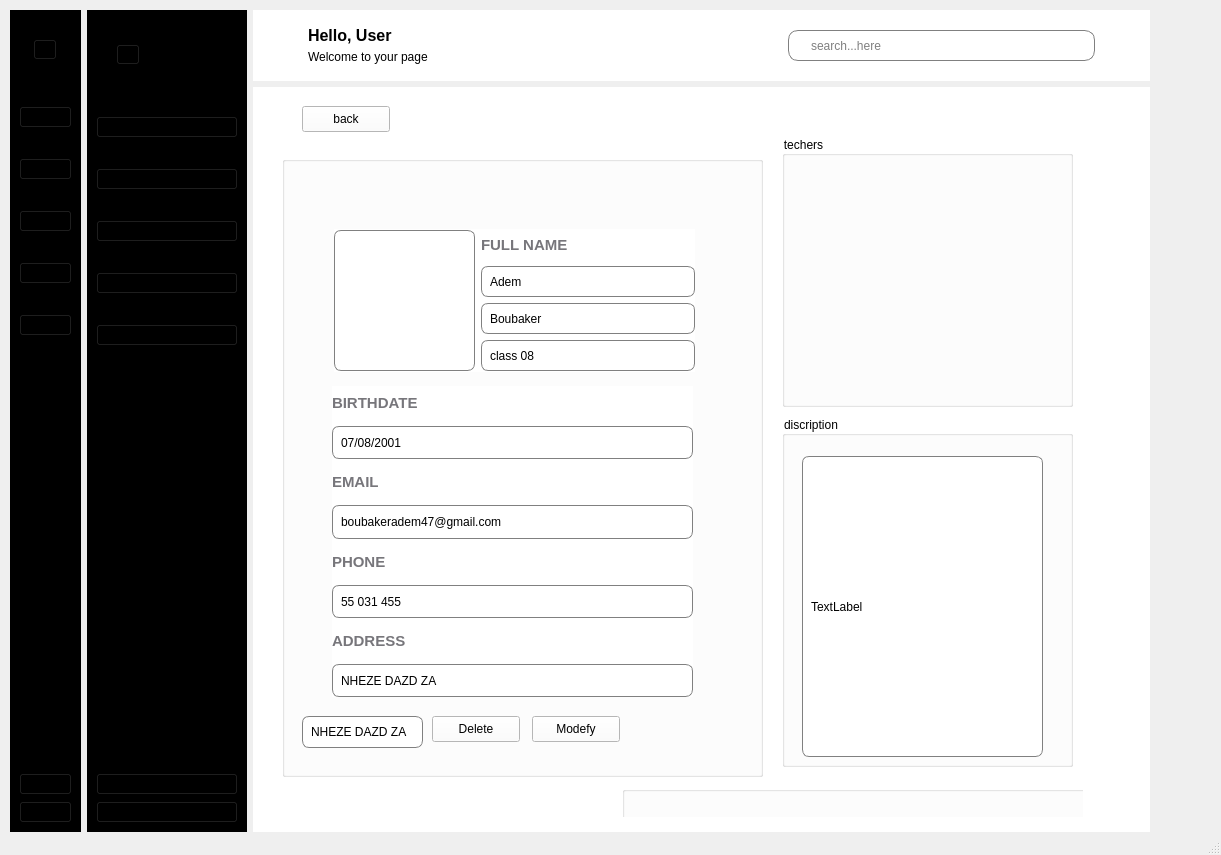
KasperJack/School-Management-System, file School_System/ui/indexSU.ui: the form before one commit.
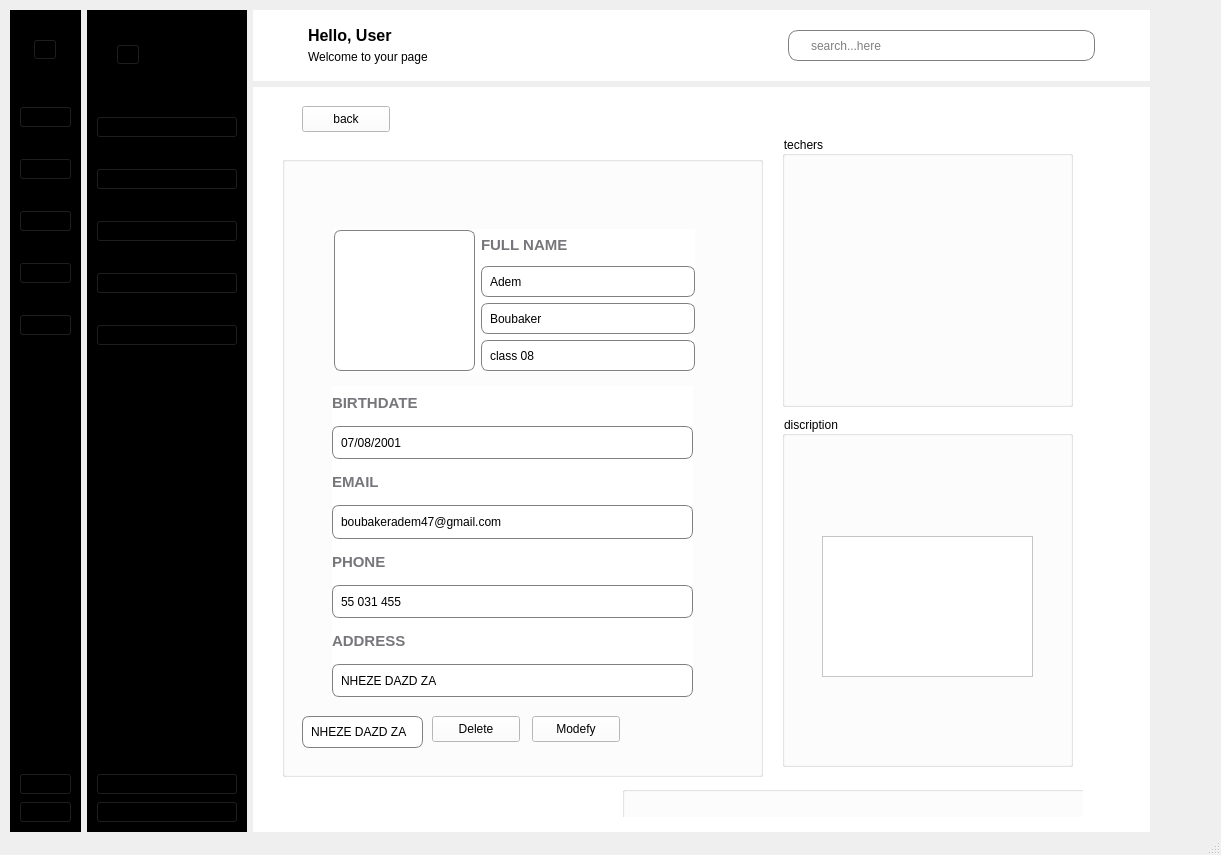
The form after the commit. Icons and pictures are not drawn.

Patch:
```diff
--- a/School_System/ui/indexSU.ui
+++ b/School_System/ui/indexSU.ui
@@ -2433,22 +2433,24 @@
             <property name="title">
              <string>discription</string>
             </property>
-            <widget class="QLabel" name="s_additional_info">
+            <widget class="QTextEdit" name="s_additional_info">
              <property name="geometry">
               <rect>
-               <x>20</x>
-               <y>40</y>
-               <width>241</width>
-               <height>301</height>
+               <x>40</x>
+               <y>120</y>
+               <width>211</width>
+               <height>141</height>
               </rect>
              </property>
-             <property name="styleSheet">
-              <string notr="true">padding-left:5px;
-border: 1px solid gray;
-border-radius: 7px;</string>
-             </property>
-             <property name="text">
-              <string>TextLabel</string>
+             <property name="html">
+              <string>&lt;!DOCTYPE HTML PUBLIC &quot;-//W3C//DTD HTML 4.0//EN&quot; &quot;http://www.w3.org/TR/REC-html40/strict.dtd&quot;&gt;
+&lt;html&gt;&lt;head&gt;&lt;meta name=&quot;qrichtext&quot; content=&quot;1&quot; /&gt;&lt;meta charset=&quot;utf-8&quot; /&gt;&lt;style type=&quot;text/css&quot;&gt;
+p, li { white-space: pre-wrap; }
+hr { height: 1px; border-width: 0; }
+li.unchecked::marker { content: &quot;\2610&quot;; }
+li.checked::marker { content: &quot;\2612&quot;; }
+&lt;/style&gt;&lt;/head&gt;&lt;body style=&quot; font-family:'Ubuntu Sans'; font-size:11pt; font-weight:400; font-style:normal;&quot;&gt;
+&lt;p style=&quot;-qt-paragraph-type:empty; margin-top:0px; margin-bottom:0px; margin-left:0px; margin-right:0px; -qt-block-indent:0; text-indent:0px;&quot;&gt;&lt;br /&gt;&lt;/p&gt;&lt;/body&gt;&lt;/html&gt;</string>
              </property>
             </widget>
            </widget>
```
